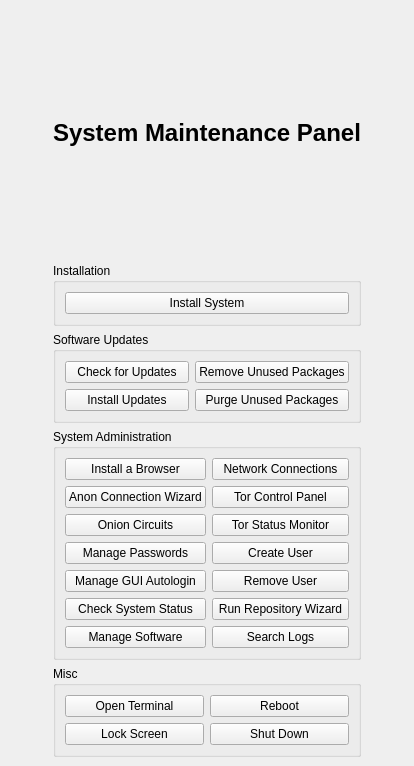
Kicksecure/sysmaint-panel, file ui/mainwindow.ui: the form before one commit.
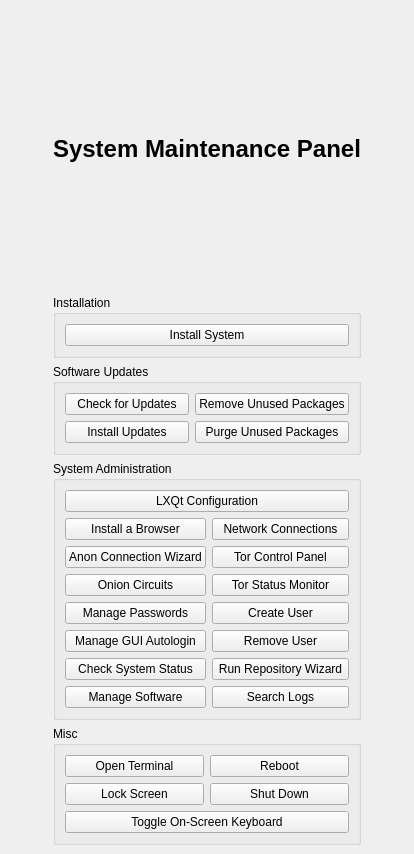
The form after the commit.

Commit message: Add on-screen keyboard and LXQt config buttons, reformat with Black

Patch:
```diff
--- a/ui/mainwindow.ui
+++ b/ui/mainwindow.ui
@@ -7,7 +7,7 @@
     <x>0</x>
     <y>0</y>
     <width>414</width>
-    <height>766</height>
+    <height>854</height>
    </rect>
   </property>
   <property name="windowTitle">
@@ -121,7 +121,68 @@
          <string>System Administration</string>
         </property>
         <layout class="QGridLayout" name="gridLayout_2">
-         <item row="3" column="1">
+         <item row="4" column="0">
+          <widget class="QPushButton" name="managePasswordsButton">
+           <property name="toolTip">
+            <string>&lt;html&gt;&lt;head/&gt;&lt;body&gt;&lt;p&gt;Changes the password for a user account.&lt;/p&gt;&lt;/body&gt;&lt;/html&gt;</string>
+           </property>
+           <property name="text">
+            <string>Manage Passwords</string>
+           </property>
+          </widget>
+         </item>
+         <item row="7" column="0">
+          <widget class="QPushButton" name="manageAutologinButton">
+           <property name="toolTip">
+            <string>&lt;html&gt;&lt;head/&gt;&lt;body&gt;&lt;p&gt;Enables or disables autologin for a user account.&lt;/p&gt;&lt;/body&gt;&lt;/html&gt;</string>
+           </property>
+           <property name="text">
+            <string>Manage GUI Autologin</string>
+           </property>
+          </widget>
+         </item>
+         <item row="7" column="1">
+          <widget class="QPushButton" name="removeUserButton">
+           <property name="toolTip">
+            <string>&lt;html&gt;&lt;head/&gt;&lt;body&gt;&lt;p&gt;Deletes an existing user account. &lt;span style=&quot; font-weight:600;&quot;&gt;This cannot be undone!&lt;/span&gt;&lt;/p&gt;&lt;/body&gt;&lt;/html&gt;</string>
+           </property>
+           <property name="text">
+            <string>Remove User</string>
+           </property>
+          </widget>
+         </item>
+         <item row="2" column="1">
+          <widget class="QPushButton" name="torControlPanelButton">
+           <property name="text">
+            <string>Tor Control Panel</string>
+           </property>
+          </widget>
+         </item>
+         <item row="1" column="0">
+          <widget class="QPushButton" name="browserInstallButton">
+           <property name="text">
+            <string>Install a Browser</string>
+           </property>
+          </widget>
+         </item>
+         <item row="8" column="0">
+          <widget class="QPushButton" name="checkSystemStatusButton">
+           <property name="toolTip">
+            <string>&lt;html&gt;&lt;head/&gt;&lt;body&gt;&lt;p&gt;Runs the System Check utility.&lt;/p&gt;&lt;/body&gt;&lt;/html&gt;</string>
+           </property>
+           <property name="text">
+            <string>Check System Status</string>
+           </property>
+          </widget>
+         </item>
+         <item row="1" column="1">
+          <widget class="QPushButton" name="networkConnButton">
+           <property name="text">
+            <string>Network Connections</string>
+           </property>
+          </widget>
+         </item>
+         <item row="4" column="1">
           <widget class="QPushButton" name="createUserButton">
            <property name="toolTip">
             <string>&lt;html&gt;&lt;head/&gt;&lt;body&gt;&lt;p&gt;Creates a new user account.&lt;/p&gt;&lt;/body&gt;&lt;/html&gt;</string>
@@ -131,14 +192,14 @@
            </property>
           </widget>
          </item>
-         <item row="7" column="1">
+         <item row="8" column="1">
           <widget class="QPushButton" name="runRepositoryWizardButton">
            <property name="text">
             <string>Run Repository Wizard</string>
            </property>
           </widget>
          </item>
-         <item row="8" column="0">
+         <item row="9" column="0">
           <widget class="QPushButton" name="manageSoftwareButton">
            <property name="toolTip">
             <string>&lt;html&gt;&lt;head/&gt;&lt;body&gt;&lt;p&gt;Allows you to search for and install software through the apt package manager.&lt;/p&gt;&lt;/body&gt;&lt;/html&gt;</string>
@@ -148,95 +209,41 @@
            </property>
           </widget>
          </item>
-         <item row="0" column="0">
-          <widget class="QPushButton" name="browserInstallButton">
-           <property name="text">
-            <string>Install a Browser</string>
-           </property>
-          </widget>
-         </item>
-         <item row="1" column="0">
+         <item row="2" column="0">
           <widget class="QPushButton" name="anonConnectionWizardButton">
            <property name="text">
             <string>Anon Connection Wizard</string>
            </property>
           </widget>
          </item>
-         <item row="6" column="1">
-          <widget class="QPushButton" name="removeUserButton">
-           <property name="toolTip">
-            <string>&lt;html&gt;&lt;head/&gt;&lt;body&gt;&lt;p&gt;Deletes an existing user account. &lt;span style=&quot; font-weight:600;&quot;&gt;This cannot be undone!&lt;/span&gt;&lt;/p&gt;&lt;/body&gt;&lt;/html&gt;</string>
-           </property>
-           <property name="text">
-            <string>Remove User</string>
-           </property>
-          </widget>
-         </item>
-         <item row="3" column="0">
-          <widget class="QPushButton" name="managePasswordsButton">
-           <property name="toolTip">
-            <string>&lt;html&gt;&lt;head/&gt;&lt;body&gt;&lt;p&gt;Changes the password for a user account.&lt;/p&gt;&lt;/body&gt;&lt;/html&gt;</string>
-           </property>
-           <property name="text">
-            <string>Manage Passwords</string>
-           </property>
-          </widget>
-         </item>
-         <item row="7" column="0">
-          <widget class="QPushButton" name="checkSystemStatusButton">
-           <property name="toolTip">
-            <string>&lt;html&gt;&lt;head/&gt;&lt;body&gt;&lt;p&gt;Runs the System Check utility.&lt;/p&gt;&lt;/body&gt;&lt;/html&gt;</string>
-           </property>
-           <property name="text">
-            <string>Check System Status</string>
-           </property>
-          </widget>
-         </item>
-         <item row="8" column="1">
+         <item row="9" column="1">
           <widget class="QPushButton" name="searchLogsButton">
            <property name="text">
             <string>Search Logs</string>
            </property>
           </widget>
          </item>
-         <item row="1" column="1">
-          <widget class="QPushButton" name="torControlPanelButton">
-           <property name="text">
-            <string>Tor Control Panel</string>
-           </property>
-          </widget>
-         </item>
-         <item row="6" column="0">
-          <widget class="QPushButton" name="manageAutologinButton">
-           <property name="toolTip">
-            <string>&lt;html&gt;&lt;head/&gt;&lt;body&gt;&lt;p&gt;Enables or disables autologin for a user account.&lt;/p&gt;&lt;/body&gt;&lt;/html&gt;</string>
-           </property>
-           <property name="text">
-            <string>Manage GUI Autologin</string>
-           </property>
-          </widget>
-         </item>
-         <item row="0" column="1">
-          <widget class="QPushButton" name="networkConnButton">
-           <property name="text">
-            <string>Network Connections</string>
-           </property>
-          </widget>
-         </item>
-         <item row="2" column="0">
+         <item row="3" column="0">
           <widget class="QPushButton" name="onionCircuitsButton">
            <property name="text">
             <string>Onion Circuits</string>
            </property>
           </widget>
          </item>
-         <item row="2" column="1">
+         <item row="3" column="1">
           <widget class="QPushButton" name="torStatusMonitorButton">
            <property name="text">
             <string>Tor Status Monitor</string>
            </property>
           </widget>
          </item>
+         <item row="0" column="0" colspan="2">
+          <widget class="QPushButton" name="lxqtConfigButton">
+           <property name="text">
+            <string>LXQt Configuration</string>
+           </property>
+          </widget>
+         </item>
         </layout>
        </widget>
       </item>
@@ -246,33 +253,6 @@
          <string>Misc</string>
         </property>
         <layout class="QGridLayout" name="gridLayout_5">
-         <item row="0" column="0">
-          <widget class="QPushButton" name="openTerminalButton">
-           <property name="toolTip">
-            <string>&lt;html&gt;&lt;head/&gt;&lt;body&gt;&lt;p&gt;Opens a terminal window. Use this for advanced maintenance tasks.&lt;/p&gt;&lt;/body&gt;&lt;/html&gt;</string>
-           </property>
-           <property name="text">
-            <string>Open Terminal</string>
-           </property>
-          </widget>
-         </item>
-         <item row="0" column="1">
-          <widget class="QPushButton" name="rebootButton">
-           <property name="toolTip">
-            <string>&lt;html&gt;&lt;head/&gt;&lt;body&gt;&lt;p&gt;Reboots the system.&lt;/p&gt;&lt;/body&gt;&lt;/html&gt;</string>
-           </property>
-           <property name="text">
-            <string>Reboot</string>
-           </property>
-          </widget>
-         </item>
-         <item row="1" column="0">
-          <widget class="QPushButton" name="lockScreenButton">
-           <property name="text">
-            <string>Lock Screen</string>
-           </property>
-          </widget>
-         </item>
          <item row="1" column="1">
           <widget class="QPushButton" name="shutDownButton">
            <property name="toolTip">
@@ -283,6 +263,40 @@
            </property>
           </widget>
          </item>
+         <item row="1" column="0">
+          <widget class="QPushButton" name="lockScreenButton">
+           <property name="text">
+            <string>Lock Screen</string>
+           </property>
+          </widget>
+         </item>
+         <item row="0" column="1">
+          <widget class="QPushButton" name="rebootButton">
+           <property name="toolTip">
+            <string>&lt;html&gt;&lt;head/&gt;&lt;body&gt;&lt;p&gt;Reboots the system.&lt;/p&gt;&lt;/body&gt;&lt;/html&gt;</string>
+           </property>
+           <property name="text">
+            <string>Reboot</string>
+           </property>
+          </widget>
+         </item>
+         <item row="0" column="0">
+          <widget class="QPushButton" name="openTerminalButton">
+           <property name="toolTip">
+            <string>&lt;html&gt;&lt;head/&gt;&lt;body&gt;&lt;p&gt;Opens a terminal window. Use this for advanced maintenance tasks.&lt;/p&gt;&lt;/body&gt;&lt;/html&gt;</string>
+           </property>
+           <property name="text">
+            <string>Open Terminal</string>
+           </property>
+          </widget>
+         </item>
+         <item row="2" column="0" colspan="2">
+          <widget class="QPushButton" name="toggleOskButton">
+           <property name="text">
+            <string>Toggle On-Screen Keyboard</string>
+           </property>
+          </widget>
+         </item>
         </layout>
        </widget>
       </item>
```
The commit also changes 1 other file.
